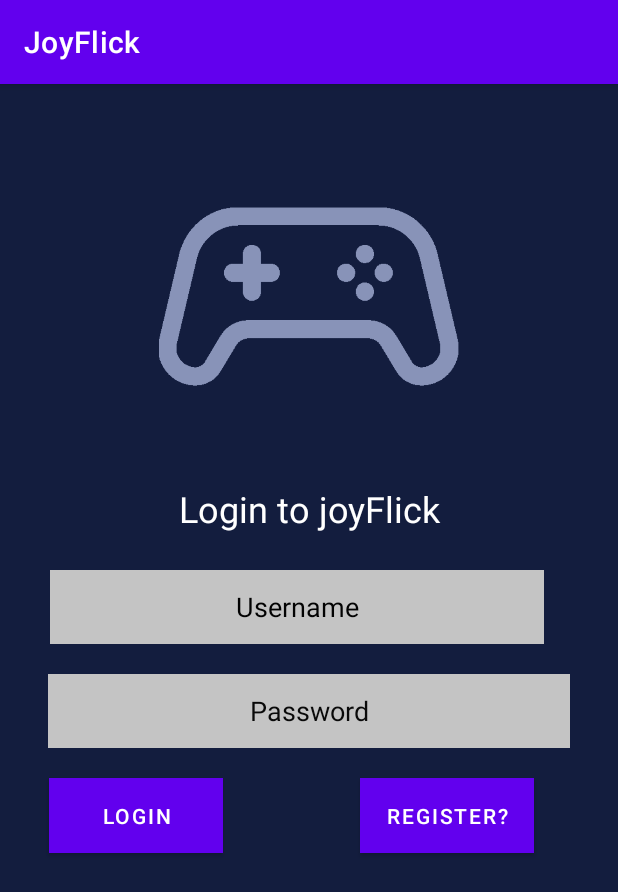
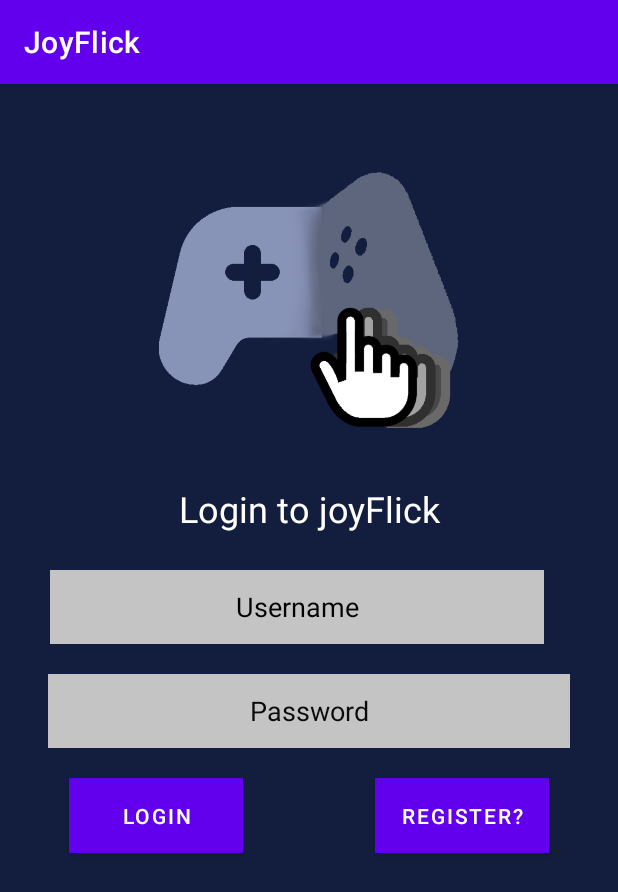
Before and after one commit to JoyFlickTeam/joyflick, an Android app: the screen it shows after launch (LoginActivity), on a phone screen of 412 x 824 dp. Shown: the top 892 px of the screen. Run offline under Robolectric (Android 15) with nearby library versions, the phone set to English and light mode, and no system bars; libraries missing offline, so code that uses them is left out: com.parse; 1 statement that could not run was skipped.

Commit message:
Done with signup and login page

```diff
--- a/app/src/main/res/layout/activity_login.xml
+++ b/app/src/main/res/layout/activity_login.xml
@@ -51,7 +51,7 @@
         android:id="@+id/rLogin"
         android:layout_width="116dp"
         android:layout_height="50dp"
-        android:layout_marginStart="30dp"
+        android:layout_marginStart="47dp"
         android:layout_marginTop="20dp"
         android:layout_marginEnd="64dp"
         android:layout_marginBottom="326dp"
@@ -69,7 +69,7 @@
         android:layout_height="50dp"
         android:layout_marginStart="24dp"
         android:layout_marginTop="20dp"
-        android:layout_marginEnd="53dp"
+        android:layout_marginEnd="47dp"
         android:layout_marginBottom="326dp"
         android:background="#C4C4C4"
         android:text="Register?"
@@ -87,7 +87,7 @@
         android:layout_marginTop="41dp"
         android:layout_marginEnd="126dp"
         android:layout_marginBottom="41dp"
-        android:src="@drawable/user"
+        android:src="@drawable/logo1"
         app:layout_constraintBottom_toTopOf="@+id/etUsername"
         app:layout_constraintEnd_toEndOf="parent"
         app:layout_constraintStart_toStartOf="parent"
--- a/app/src/main/res/layout/activity_register.xml
+++ b/app/src/main/res/layout/activity_register.xml
@@ -15,7 +15,7 @@
         android:layout_alignParentEnd="true"
         android:layout_marginTop="71dp"
         android:layout_marginEnd="100dp"
-        android:src="@drawable/user"
+        android:src="@drawable/logo1"
         tools:layout_editor_absoluteX="141dp"
         tools:layout_editor_absoluteY="68dp"
         tools:srcCompat="@tools:sample/avatars" />
```
Also changed, not shown: app/src/main/res/drawable/logo1.png (added), app/src/main/res/drawable/logo2.png (added), app/src/main/res/drawable/logo3.png (added).
